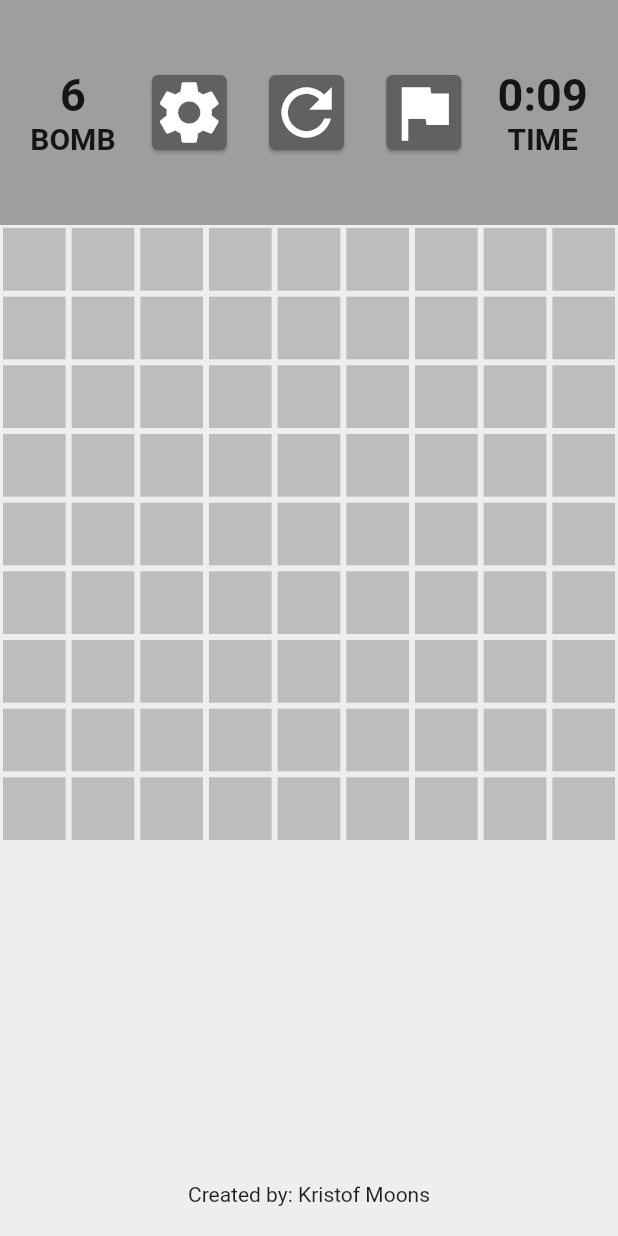
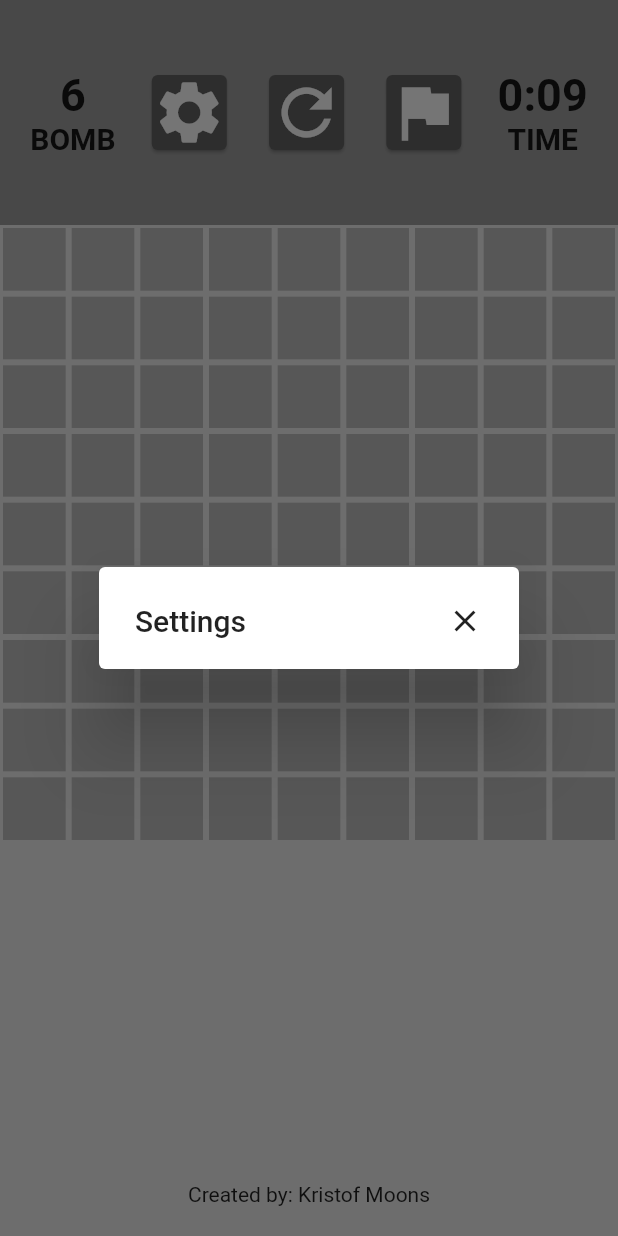
Before and after one commit to kristofmoons/minesweeper, a Flutter app: the screen it shows after launch, after a tap on the "settings" icon, on a phone screen of 412 x 824 dp. Run offline on Flutter 3.47's test engine with Material 2 defaults, Android fonts, the phone set to English and light mode, and no system bars.

Commit message:
settings button shows dialog

```diff
--- a/lib/homepage.dart
+++ b/lib/homepage.dart
@@ -347,7 +347,26 @@ class _HomePageState extends State<HomePage> {
                 // Settings Icon
                 GestureDetector(
                   onTap: () {
-                    // Add your settings functionality here
+                    showDialog(
+                      context: context,
+                      builder: (context) {
+                        return AlertDialog(
+                          title: Row(
+                            mainAxisAlignment: MainAxisAlignment.spaceBetween,
+                            children: [
+                              Text('Settings'),
+                              GestureDetector(
+                                onTap: () {
+                                  Navigator.pop(context); // Close the dialog
+                                },
+                                child: Icon(Icons.close),
+                              ),
+                            ],
+                          ),
+                          // Add your settings content here
+                        );
+                      },
+                    );
                   },
                   child: Card(
                     child: Icon(Icons.settings, color: Colors.white, size: 50),
```
